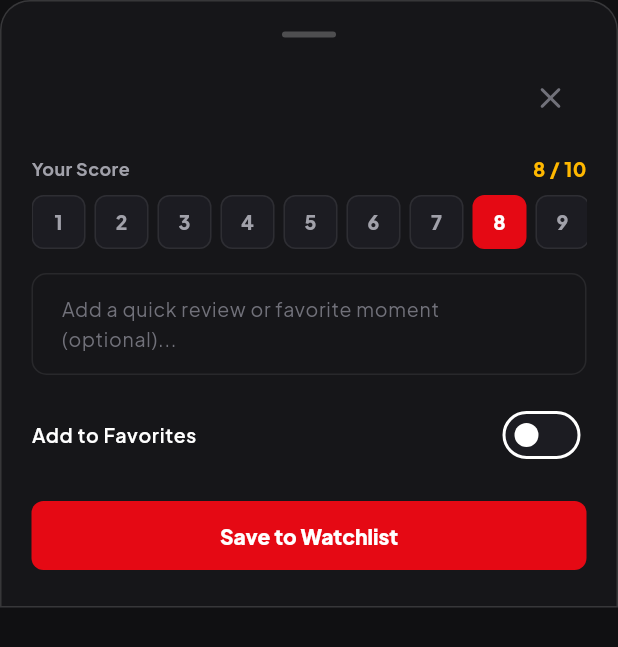
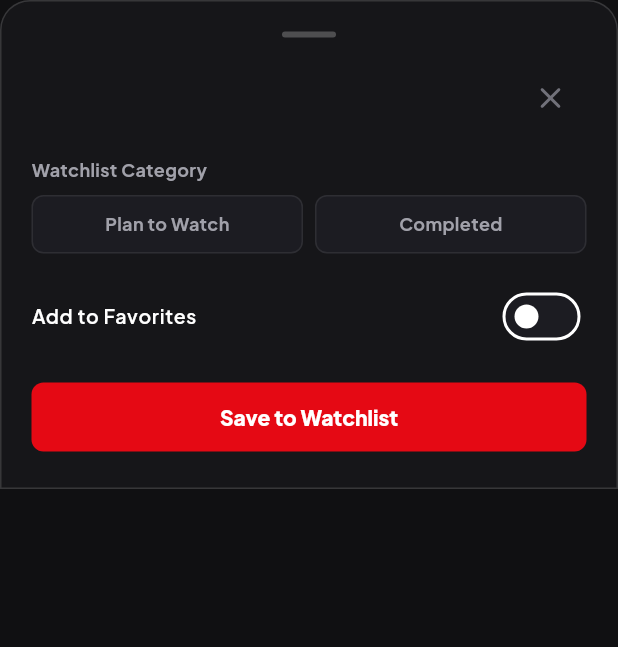
Before and after one commit to seikyrooo/cinelog-mobile, a Flutter app: the _QuickSaveSheet widget shown alone on an empty page, opened directly with empty values, on a phone screen of 412 x 824 dp. Shown: the top 647 px of the screen. Run offline on Flutter 3.47's test engine with Material 3 defaults, Android fonts, the phone set to English and light mode, and no system bars; our stand-ins replace google_fonts, shared_preferences; accounts and stored records are empty; network calls fail.

Commit message:
feat(mobile): restrict rating and review to watchlist tab, keeping quick save sheet minimal

```diff
--- a/lib/screens/search_screen.dart
+++ b/lib/screens/search_screen.dart
@@ -789,31 +789,26 @@ class _QuickSaveSheet extends StatefulWidget {
 
 class _QuickSaveSheetState extends State<_QuickSaveSheet> {
   String _status = 'watching';
-  double _rating = 8.0;
   bool _favorite = false;
   final bool _isPublicFeed = true;
-  final TextEditingController _notesController = TextEditingController();
 
   bool _isSaving = false;
 
   @override
   void initState() {
     super.initState();
-    _status = widget.item.mediaType == 'tv' ? 'watching' : 'completed';
+    _status = widget.item.mediaType == 'tv' ? 'watching' : 'plan_to_watch';
   }
 
   Future<void> _save() async {
     setState(() => _isSaving = true);
 
-    final isMovie = widget.item.mediaType == 'movie';
-    final statusVal = (isMovie && _rating > 0) ? 'completed' : _status;
-
     final success = await ApiService.addToWatchlist(
       item: widget.item,
-      status: statusVal,
-      rating: _rating,
+      status: _status,
+      rating: 0,
       favorite: _favorite,
-      notes: _notesController.text.trim(),
+      notes: '',
       isPublicFeed: _isPublicFeed,
     );
 
@@ -884,74 +879,70 @@ class _QuickSaveSheetState extends State<_QuickSaveSheet> {
                 ),
               ],
             ),
-            const SizedBox(height: 14),
+            const SizedBox(height: 16),
 
-            // Score Chips (1 - 10)
-            Row(
-              mainAxisAlignment: MainAxisAlignment.spaceBetween,
-              children: [
-                const Text(
-                  'Your Score',
-                  style: TextStyle(color: AppColors.textSecondary, fontSize: 12, fontWeight: FontWeight.w700),
-                ),
-                Text(
-                  '${_rating.toInt()} / 10',
-                  style: const TextStyle(color: AppColors.starGold, fontSize: 13, fontWeight: FontWeight.w800),
-                ),
-              ],
+            // Status Selector Pills
+            const Text(
+              'Watchlist Category',
+              style: TextStyle(color: AppColors.textSecondary, fontSize: 12, fontWeight: FontWeight.w700),
             ),
             const SizedBox(height: 8),
-
-            // 10-Chip Selector
-            SingleChildScrollView(
-              scrollDirection: Axis.horizontal,
-              child: Row(
-                children: List.generate(10, (index) {
-                  final score = (index + 1).toDouble();
-                  final isSelected = _rating == score;
-                  return GestureDetector(
-                    onTap: () => setState(() {
-                      _rating = score;
-                      _status = 'completed';
-                    }),
+            Row(
+              children: [
+                Expanded(
+                  child: GestureDetector(
+                    onTap: () => setState(() => _status = 'watching'),
                     child: Container(
-                      margin: const EdgeInsets.only(right: 6),
-                      width: 36,
-                      height: 36,
+                      padding: const EdgeInsets.symmetric(vertical: 10),
                       decoration: BoxDecoration(
-                        color: isSelected ? AppColors.accentRed : AppColors.bgCard,
+                        color: _status == 'watching' ? AppColors.accentRed : AppColors.bgCard,
                         borderRadius: BorderRadius.circular(8),
                         border: Border.all(
-                          color: isSelected ? AppColors.accentRed : AppColors.borderSubtle,
+                          color: _status == 'watching' ? AppColors.accentRed : AppColors.borderSubtle,
                         ),
                       ),
                       child: Center(
                         child: Text(
-                          '${index + 1}',
+                          widget.item.mediaType == 'tv' ? 'Watching' : 'Plan to Watch',
                           style: TextStyle(
-                            color: isSelected ? Colors.white : AppColors.textSecondary,
-                            fontWeight: FontWeight.w800,
-                            fontSize: 13,
+                            color: _status == 'watching' ? Colors.white : AppColors.textSecondary,
+                            fontWeight: FontWeight.w700,
+                            fontSize: 12,
                           ),
                         ),
                       ),
                     ),
-                  );
-                }),
-              ),
+                  ),
+                ),
+                const SizedBox(width: 8),
+                Expanded(
+                  child: GestureDetector(
+                    onTap: () => setState(() => _status = 'completed'),
+                    child: Container(
+                      padding: const EdgeInsets.symmetric(vertical: 10),
+                      decoration: BoxDecoration(
+                        color: _status == 'completed' ? AppColors.accentRed : AppColors.bgCard,
+                        borderRadius: BorderRadius.circular(8),
+                        border: Border.all(
+                          color: _status == 'completed' ? AppColors.accentRed : AppColors.borderSubtle,
+                        ),
+                      ),
+                      child: Center(
+                        child: Text(
+                          'Completed',
+                          style: TextStyle(
+                            color: _status == 'completed' ? Colors.white : AppColors.textSecondary,
+                            fontWeight: FontWeight.w700,
+                            fontSize: 12,
+                          ),
+                        ),
+                      ),
+                    ),
+                  ),
+                ),
+              ],
             ),
-            const SizedBox(height: 16),
-
-            // Notes / Review
-            TextField(
-              controller: _notesController,
-              maxLines: 2,
-              style: const TextStyle(color: Colors.white, fontSize: 13),
-              decoration: const InputDecoration(
-                hintText: 'Add a quick review or favorite moment (optional)...',
-              ),
-            ),
-            const SizedBox(height: 12),
+            const SizedBox(height: 14),
 
             // Toggle Switches
             SwitchListTile(
```
